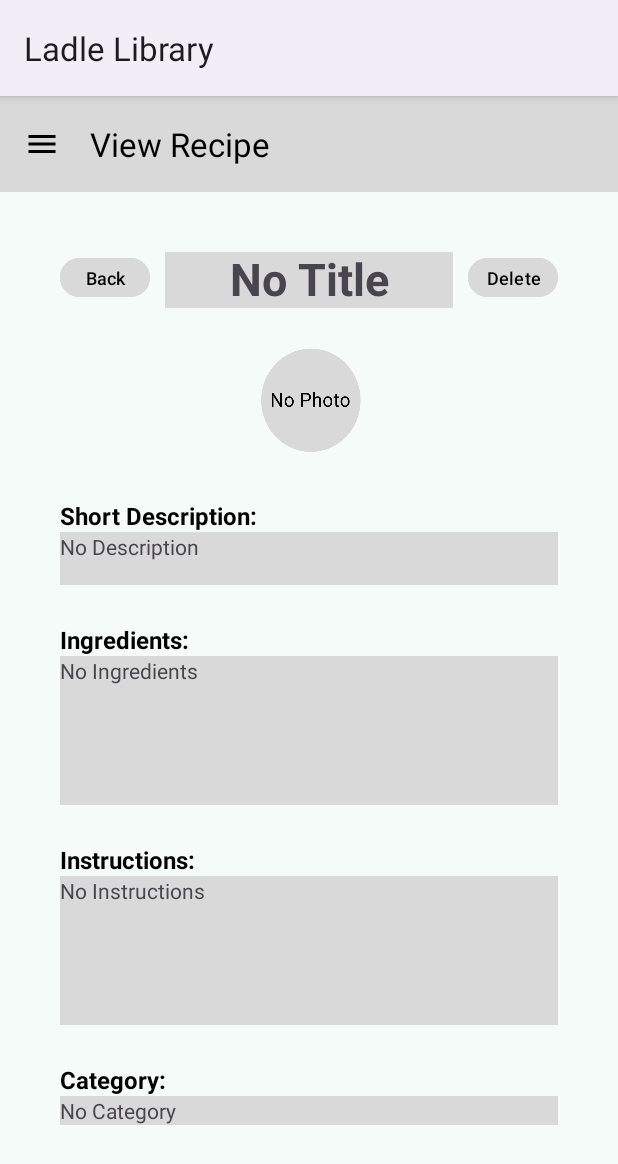
After one commit to Birkbeck/mobile-computing-project-plinkoglegabriel, an Android app: the ViewRecipeActivity screen opened directly, with no data from a screen before it, on a phone screen of 412 x 824 dp. The commit adds this screen. Shown: the top 1164 px of the screen. Run offline under Robolectric (Android 15) with nearby library versions, the phone set to English and light mode, and no system bars.

Commit message:
Adding recipe details activity and making it accesible via the list of recipes by adding a listener to the recipelist adapter

```diff
--- a/app/src/main/AndroidManifest.xml
+++ b/app/src/main/AndroidManifest.xml
@@ -12,6 +12,9 @@
         android:supportsRtl="true"
         android:theme="@style/Theme.LadleLibrary"
         tools:targetApi="31">
+        <activity
+            android:name=".ViewRecipeActivity"
+            android:exported="false" />
         <activity
             android:name=".RecipesActivity"
             android:exported="false" />
--- a/app/src/main/java/co/uk/bbk/ladlelibrary/RecipeListAdapter.kt
+++ b/app/src/main/java/co/uk/bbk/ladlelibrary/RecipeListAdapter.kt
@@ -1,5 +1,6 @@
 package co.uk.bbk.ladlelibrary
 
+import android.content.Intent
 import android.view.LayoutInflater
 import android.view.View
 import android.view.ViewGroup
@@ -27,6 +28,18 @@ class RecipeListAdapter(val data: List<RecipeItem>) : RecyclerView.Adapter<Recip
         holder.image.setBackgroundResource(data[position].imageResId)
         holder.title.text = data[position].title
         holder.description.text = data[position].shortDescription
+
+        holder.title.setOnClickListener {
+            val context = holder.title.context
+            val intent = Intent(context, ViewRecipeActivity::class.java)
+            intent.putExtra("title", data[position].title)
+            intent.putExtra("imageResId", data[position].imageResId)
+            intent.putExtra("description", data[position].shortDescription)
+            intent.putExtra("ingredients", data[position].ingredients)
+            intent.putExtra("instructions", data[position].instructions)
+            intent.putExtra("category", data[position].category)
+            context.startActivity(intent)
+        }
     }
 
     override fun getItemCount(): Int = data.size
--- /dev/null
+++ b/app/src/main/java/co/uk/bbk/ladlelibrary/ViewRecipeActivity.kt
@@ -0,0 +1,43 @@
+package co.uk.bbk.ladlelibrary
+
+import android.os.Bundle
+import android.view.View
+import android.widget.ImageView
+import android.widget.TextView
+import androidx.activity.enableEdgeToEdge
+import androidx.appcompat.app.AppCompatActivity
+import androidx.core.view.ViewCompat
+import androidx.core.view.WindowInsetsCompat
+import co.uk.bbk.ladlelibrary.databinding.ActivityViewRecipeBinding
+
+class ViewRecipeActivity : AppCompatActivity() {
+    private lateinit var binding: ActivityViewRecipeBinding
+
+    override fun onCreate(savedInstanceState: Bundle?) {
+        super.onCreate(savedInstanceState)
+        binding = ActivityViewRecipeBinding.inflate(layoutInflater)
+        setContentView(binding.root)
+
+        val imageResId = intent.getIntExtra("imageResId", 0)
+        val title = intent.getStringExtra("title") ?: "No Title"
+        val description = intent.getStringExtra("description") ?: "No Description"
+        val ingredients = intent.getStringExtra("ingredients") ?: "No Ingredients"
+        val instructions = intent.getStringExtra("instructions") ?: "No Instructions"
+        val category = intent.getStringExtra("category") ?: "No Category"
+
+        val image = findViewById<ImageView>(R.id.recipe_photo_view)
+        val titleView = findViewById<TextView>(R.id.recipe_title)
+        val descriptionView = findViewById<TextView>(R.id.recipe_description)
+        val ingredientsView = findViewById<TextView>(R.id.ingredients)
+        val instructionsView = findViewById<TextView>(R.id.instructions)
+        val categoryView = findViewById<TextView>(R.id.category)
+
+        image.setImageResource(imageResId)
+        titleView.text = title
+        descriptionView.text = description
+        ingredientsView.text = ingredients
+        instructionsView.text = instructions
+        categoryView.text = category
+    }
+
+}
--- /dev/null
+++ b/app/src/main/res/layout/activity_view_recipe.xml
@@ -0,0 +1,194 @@
+<?xml version="1.0" encoding="utf-8"?>
+<androidx.constraintlayout.widget.ConstraintLayout xmlns:android="http://schemas.android.com/apk/res/android"
+    xmlns:app="http://schemas.android.com/apk/res-auto"
+    xmlns:tools="http://schemas.android.com/tools"
+    android:id="@+id/main"
+    android:layout_width="match_parent"
+    android:layout_height="match_parent"
+    tools:context=".ViewRecipeActivity"
+    android:background="@color/primary">
+
+    <!--    Toolbar (to navigate activities)-->
+    <androidx.appcompat.widget.Toolbar
+        android:id="@+id/toolbar"
+        android:layout_width="0dp"
+        android:layout_height="wrap_content"
+        android:background="@color/secondary"
+        app:title="View Recipe"
+        app:titleTextColor="@color/black"
+        app:navigationIcon="@drawable/baseline_menu_24"
+        app:layout_constraintTop_toTopOf="parent"
+        app:layout_constraintStart_toStartOf="parent"
+        app:layout_constraintEnd_toEndOf="parent" />
+
+    <!--    ScrollView allowing all content (form fields buttons and headings) to be viewed by scrolling -->
+    <ScrollView
+        android:id="@+id/scroll_view_viewing"
+        android:layout_width="0dp"
+        android:layout_height="0dp"
+        app:layout_constraintTop_toBottomOf="@id/toolbar"
+        app:layout_constraintBottom_toBottomOf="parent"
+        app:layout_constraintStart_toStartOf="parent"
+        app:layout_constraintEnd_toEndOf="parent">
+
+        <!--      constraintlayout that contains and organises content -->
+        <androidx.constraintlayout.widget.ConstraintLayout
+            android:layout_width="match_parent"
+            android:layout_height="wrap_content"
+            android:padding="40dp">
+
+            <!--            Back button allowing users to go back to previous view/activity)-->
+            <Button
+                android:id="@+id/back_button"
+                android:layout_width="60dp"
+                android:layout_height="34dp"
+                android:text="@string/back_button_text"
+                android:textSize="12sp"
+                android:backgroundTint="@color/secondary"
+                android:textColor="@color/black"
+                android:padding="4dp"
+                app:layout_constraintTop_toTopOf="parent"
+                app:layout_constraintStart_toStartOf="parent" />
+
+            <!--            Title of page/activity is the name of the recipe (placeholder for now) -->
+            <TextView
+                android:id="@+id/recipe_title"
+                android:layout_width="0dp"
+                android:layout_height="wrap_content"
+                android:text="Recipe"
+                android:textSize="30sp"
+                android:textStyle="bold"
+                android:gravity="center"
+                android:background="@color/secondary"
+                android:layout_margin="10dp"
+                app:layout_constraintStart_toEndOf="@id/back_button"
+                app:layout_constraintEnd_toStartOf="@+id/delete_button_view"
+                app:layout_constraintTop_toTopOf="@id/back_button"
+                app:layout_constraintBottom_toBottomOf="@id/back_button" />
+
+            <!--            Delete button (user can delete the recipe from here)-->
+            <Button
+                android:id="@+id/delete_button_view"
+                android:layout_width="60dp"
+                android:layout_height="34dp"
+                android:text="@string/delete_button_text"
+                android:textSize="12sp"
+                android:backgroundTint="@color/secondary"
+                android:textColor="@color/black"
+                android:padding="4dp"
+                app:layout_constraintTop_toTopOf="@id/back_button"
+                app:layout_constraintEnd_toEndOf="parent" />
+
+            <!--     Displays photo (if there is an attached to the recipe). If no photo has been uploaded, current placeholder is displayed-->
+            <ImageView
+                android:id="@+id/recipe_photo_view"
+                android:layout_width="85dp"
+                android:layout_height="80dp"
+                android:text="Photo"
+                android:background="@drawable/placeholder_photo"
+                android:textColor="@color/black"
+                android:padding="4dp"
+                android:scaleType="centerCrop"
+                android:contentDescription="@string/photo_label_text"
+                android:layout_marginTop="25dp"
+                app:layout_constraintTop_toBottomOf="@id/back_button"
+                app:layout_constraintStart_toStartOf="parent"
+                app:layout_constraintEnd_toEndOf="parent"/>
+
+            <!--            label indicating a short description of the recipe  -->
+            <TextView
+                android:id="@+id/description_label"
+                android:layout_width="0dp"
+                android:layout_height="wrap_content"
+                android:text="@string/description_label_text"
+                android:textStyle="bold"
+                android:textColor="@color/black"
+                android:textSize="16sp"
+                app:layout_constraintTop_toBottomOf="@id/recipe_photo_view"
+                app:layout_constraintStart_toStartOf="parent"
+                android:layout_marginTop="25dp"/>
+            <!--            short description of the recipe displayed -->
+            <TextView
+                android:id="@+id/recipe_description"
+                android:layout_width="0dp"
+                android:layout_height="wrap_content"
+                android:minLines="2"
+                android:background="@color/secondary"
+                app:layout_constraintTop_toBottomOf="@id/description_label"
+                app:layout_constraintStart_toStartOf="parent"
+                app:layout_constraintEnd_toEndOf="parent"/>
+
+            <!--            Ingredients label indicating list of ingredients below-->
+            <TextView
+                android:id="@+id/ingredients_label"
+                android:layout_width="0dp"
+                android:layout_height="wrap_content"
+                android:text="@string/ingredients_label_text"
+                android:textStyle="bold"
+                android:textColor="@color/black"
+                android:textSize="16sp"
+                app:layout_constraintTop_toBottomOf="@id/recipe_description"
+                app:layout_constraintStart_toStartOf="parent"
+                android:layout_marginTop="25dp"/>
+
+            <!--            the recipe's ingredients list-->
+            <TextView
+                android:id="@+id/ingredients"
+                android:layout_width="0dp"
+                android:layout_height="wrap_content"
+                android:minLines="6"
+                android:background="@color/secondary"
+                app:layout_constraintTop_toBottomOf="@id/ingredients_label"
+                app:layout_constraintStart_toStartOf="parent"
+                app:layout_constraintEnd_toEndOf="parent"/>
+
+            <!--            Instructions label -->
+            <TextView
+                android:id="@+id/instructions_label"
+                android:layout_width="0dp"
+                android:layout_height="wrap_content"
+                android:text="@string/instructions_label_text"
+                android:textStyle="bold"
+                android:textColor="@color/black"
+                android:textSize="16sp"
+                app:layout_constraintTop_toBottomOf="@id/ingredients"
+                app:layout_constraintStart_toStartOf="parent"
+                android:layout_marginTop="25dp"/>
+
+            <!--            instructions listed here on how to carry recipe out -->
+            <TextView
+                android:id="@+id/instructions"
+                android:layout_width="0dp"
+                android:layout_height="wrap_content"
+                android:minLines="6"
+                android:background="@color/secondary"
+                app:layout_constraintTop_toBottomOf="@id/instructions_label"
+                app:layout_constraintStart_toStartOf="parent"
+                app:layout_constraintEnd_toEndOf="parent"/>
+
+            <!--            Category label -->
+            <TextView
+                android:id="@+id/category_label"
+                android:layout_width="0dp"
+                android:layout_height="wrap_content"
+                android:text="@string/category_label_text"
+                android:textStyle="bold"
+                android:textColor="@color/black"
+                android:textSize="16sp"
+                app:layout_constraintTop_toBottomOf="@id/instructions"
+                app:layout_constraintStart_toStartOf="parent"
+                android:layout_marginTop="25dp"/>
+
+            <!--            Category, previously selected by the user, is displayed-->
+            <TextView
+                android:id="@+id/category"
+                android:layout_width="0dp"
+                android:layout_height="wrap_content"
+                android:background="@color/secondary"
+                app:layout_constraintTop_toBottomOf="@id/category_label"
+                app:layout_constraintStart_toStartOf="parent"
+                app:layout_constraintEnd_toEndOf="parent" />
+
+        </androidx.constraintlayout.widget.ConstraintLayout>
+    </ScrollView>
+</androidx.constraintlayout.widget.ConstraintLayout>
```
Also changed, not shown: app/src/main/res/drawable/placeholder_photo.png (added).
